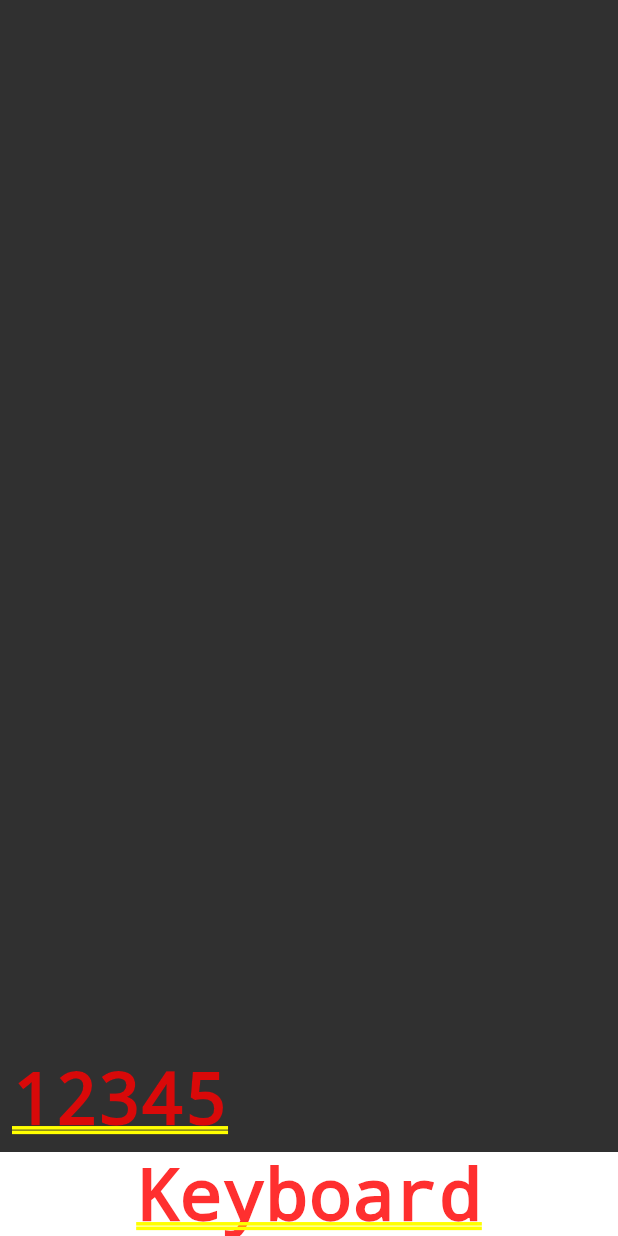
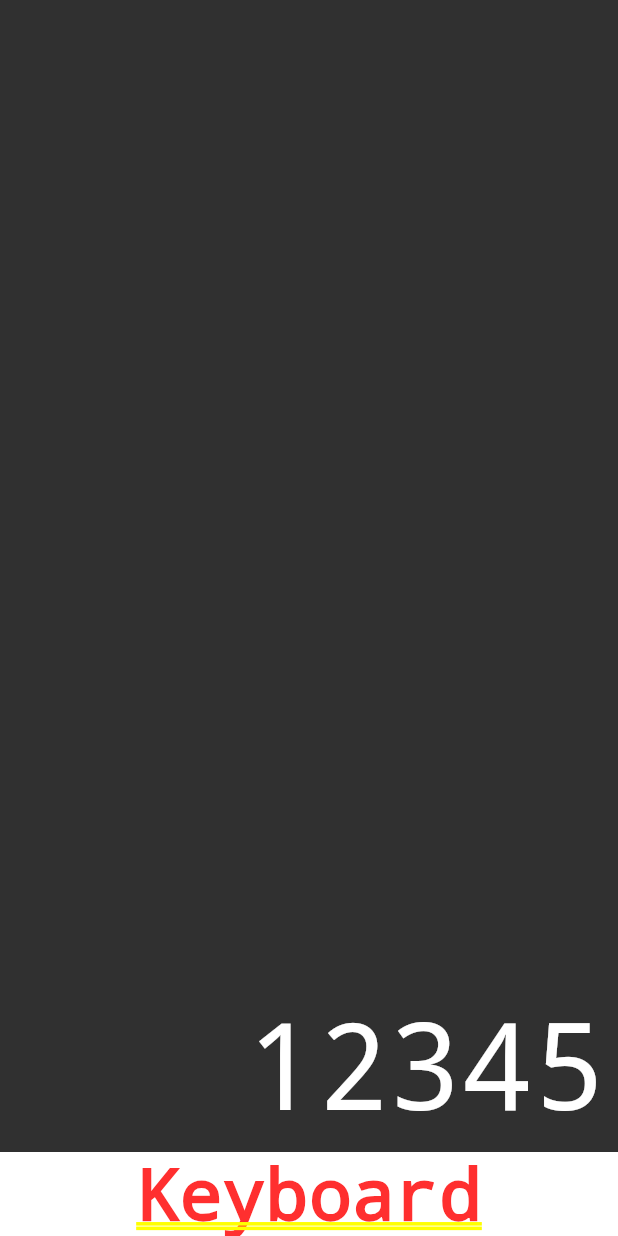
Before and after one commit to s7Thiago/flutter-calculator, a Flutter app: the screen it shows after launch, on a phone screen of 412 x 824 dp. Run offline on Flutter 3.47's test engine with Material 2 defaults, Android fonts, the phone set to English and light mode, and no system bars; drawn by our look-alikes of auto_size_text.

Commit message:
Adding style to text on display component

```diff
--- a/lib/components/display.dart
+++ b/lib/components/display.dart
@@ -1,3 +1,5 @@
+import 'package:auto_size_text/auto_size_text.dart';
+import 'package:flutter/cupertino.dart';
 import 'package:flutter/material.dart';
 
 class Display extends StatelessWidget {
@@ -17,7 +19,19 @@ class Display extends StatelessWidget {
           children: [
             Padding(
               padding: const EdgeInsets.all(8.0),
-              child: Text(text),
+              child: AutoSizeText(
+                text,
+                minFontSize: 20,
+                maxFontSize: 80,
+                maxLines: 1,
+                textAlign: TextAlign.end,
+                style: const TextStyle(
+                  fontWeight: FontWeight.w100,
+                  decoration: TextDecoration.none,
+                  fontSize: 80,
+                  color: Colors.white,
+                ),
+              ),
             ),
           ],
         ),
--- a/pubspec.yaml
+++ b/pubspec.yaml
@@ -31,9 +31,11 @@ dependencies:
     sdk: flutter
 
 
+
   # The following adds the Cupertino Icons font to your application.
   # Use with the CupertinoIcons class for iOS style icons.
   cupertino_icons: ^1.0.2
+  auto_size_text: ^3.0.0-nullsafety.0
 
 dev_dependencies:
   flutter_test:
```
Also changed, not shown: pubspec.lock.
